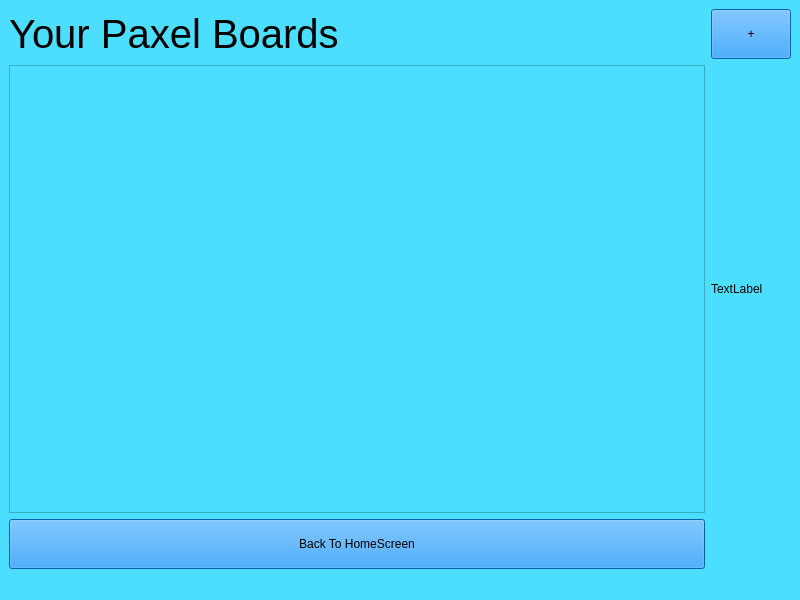
ClownKingWalrus/PAXEL, file Paxel/YourPaxelBoard.ui: the form before one commit.
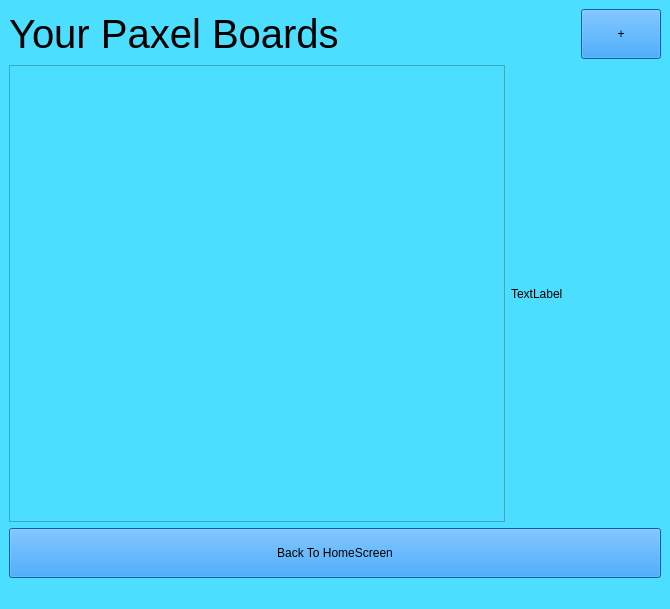
The form after the commit.

Commit message: board following

Patch:
```diff
--- a/Paxel/YourPaxelBoard.ui
+++ b/Paxel/YourPaxelBoard.ui
@@ -6,8 +6,8 @@
    <rect>
     <x>0</x>
     <y>0</y>
-    <width>800</width>
-    <height>600</height>
+    <width>670</width>
+    <height>609</height>
    </rect>
   </property>
   <property name="windowTitle">
@@ -18,27 +18,11 @@
   </property>
   <widget class="QWidget" name="centralwidget">
    <layout class="QGridLayout" name="gridLayout">
-    <item row="1" column="1">
-     <widget class="QLabel" name="Banner">
-      <property name="minimumSize">
-       <size>
-        <width>80</width>
-        <height>0</height>
-       </size>
-      </property>
-      <property name="maximumSize">
-       <size>
-        <width>80</width>
-        <height>9999999</height>
-       </size>
-      </property>
-      <property name="text">
-       <string>TextLabel</string>
-      </property>
-     </widget>
-    </item>
-    <item row="1" column="0">
+    <item row="1" column="0" colspan="2">
      <widget class="QScrollArea" name="scrollArea">
+      <property name="styleSheet">
+       <string notr="true">background-color: rgb(75, 222, 255);</string>
+      </property>
       <property name="widgetResizable">
        <bool>true</bool>
       </property>
@@ -47,42 +31,13 @@
         <rect>
          <x>0</x>
          <y>0</y>
-         <width>702</width>
-         <height>425</height>
+         <width>502</width>
+         <height>437</height>
         </rect>
        </property>
       </widget>
      </widget>
     </item>
-    <item row="0" column="1">
-     <widget class="QPushButton" name="pushButton">
-      <property name="sizePolicy">
-       <sizepolicy hsizetype="Fixed" vsizetype="Fixed">
-        <horstretch>100</horstretch>
-        <verstretch>100</verstretch>
-       </sizepolicy>
-      </property>
-      <property name="minimumSize">
-       <size>
-        <width>70</width>
-        <height>50</height>
-       </size>
-      </property>
-      <property name="styleSheet">
-       <string notr="true">QPushButton { font: 700 50pt &quot;MS Sans Serif&quot;;
-color: rgb(0, 0, 0);
-background-color: rgb(8, 136, 245);
-}
-
-QPushButton:Hover {
-background-color: rgb(18, 146, 255);
-}</string>
-      </property>
-      <property name="text">
-       <string>+</string>
-      </property>
-     </widget>
-    </item>
     <item row="0" column="0">
      <widget class="QLabel" name="Title">
       <property name="font">
@@ -102,7 +57,7 @@
       </property>
      </widget>
     </item>
-    <item row="2" column="0">
+    <item row="2" column="0" colspan="3">
      <widget class="QPushButton" name="HomeScreenButton">
       <property name="sizePolicy">
        <sizepolicy hsizetype="Minimum" vsizetype="Minimum">
@@ -137,6 +92,54 @@
       </property>
      </widget>
     </item>
+    <item row="0" column="2" alignment="Qt::AlignmentFlag::AlignRight">
+     <widget class="QPushButton" name="pushButton">
+      <property name="sizePolicy">
+       <sizepolicy hsizetype="Fixed" vsizetype="Fixed">
+        <horstretch>100</horstretch>
+        <verstretch>100</verstretch>
+       </sizepolicy>
+      </property>
+      <property name="minimumSize">
+       <size>
+        <width>70</width>
+        <height>50</height>
+       </size>
+      </property>
+      <property name="styleSheet">
+       <string notr="true">QPushButton { font: 700 50pt &quot;MS Sans Serif&quot;;
+color: rgb(0, 0, 0);
+background-color: rgb(8, 136, 245);
+}
+
+QPushButton:Hover {
+background-color: rgb(18, 146, 255);
+}</string>
+      </property>
+      <property name="text">
+       <string>+</string>
+      </property>
+     </widget>
+    </item>
+    <item row="1" column="2">
+     <widget class="QLabel" name="Banner">
+      <property name="minimumSize">
+       <size>
+        <width>150</width>
+        <height>0</height>
+       </size>
+      </property>
+      <property name="maximumSize">
+       <size>
+        <width>150</width>
+        <height>9999999</height>
+       </size>
+      </property>
+      <property name="text">
+       <string>TextLabel</string>
+      </property>
+     </widget>
+    </item>
    </layout>
   </widget>
   <widget class="QMenuBar" name="menubar">
```
Left out of the diff: 4 changed lines with no effect on the pictures. The commit also changes 44 other files.
